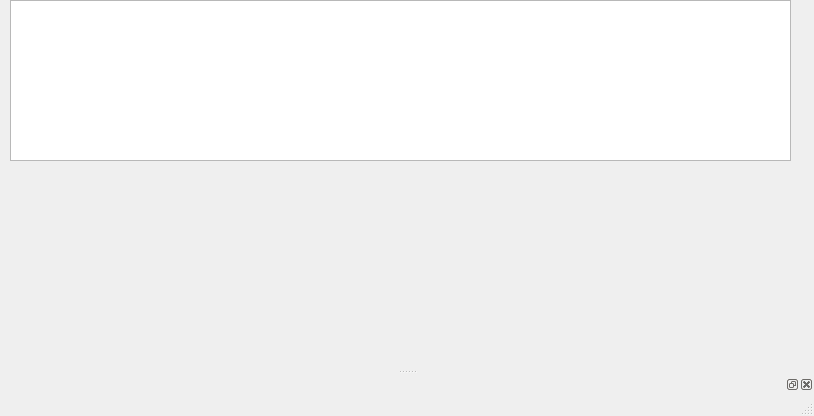
Above: ui/tools_extension.ui from silent-rain/remoteControl before the change. Below: the same form after it.
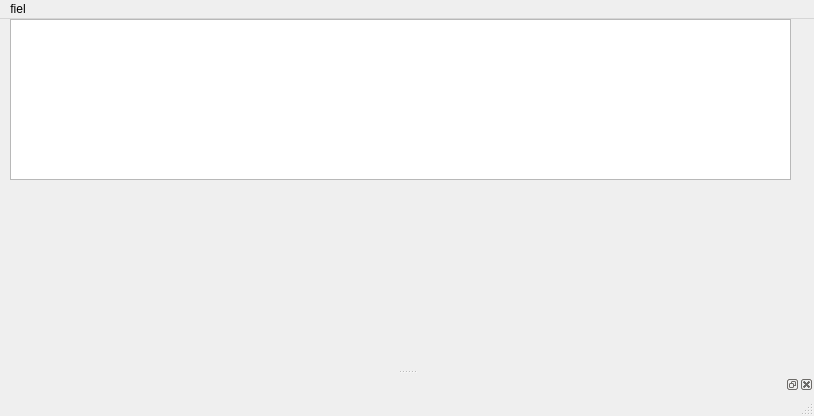
That is the form after the change. The open tabs and pages were chosen to show the change.

Diff of the .ui file:
```diff
--- a/ui/tools_extension.ui
+++ b/ui/tools_extension.ui
@@ -34,6 +34,17 @@
      <height>23</height>
     </rect>
    </property>
+   <widget class="QMenu" name="menufiel">
+    <property name="title">
+     <string>fiel</string>
+    </property>
+    <addaction name="separator"/>
+    <addaction name="separator"/>
+    <addaction name="actionsave"/>
+    <addaction name="separator"/>
+    <addaction name="actionexit"/>
+   </widget>
+   <addaction name="menufiel"/>
   </widget>
   <widget class="QStatusBar" name="statusbar"/>
   <widget class="QDockWidget" name="dockWidget_2">
```
Left out of the diff: 12 changed lines with no effect on the pictures.
